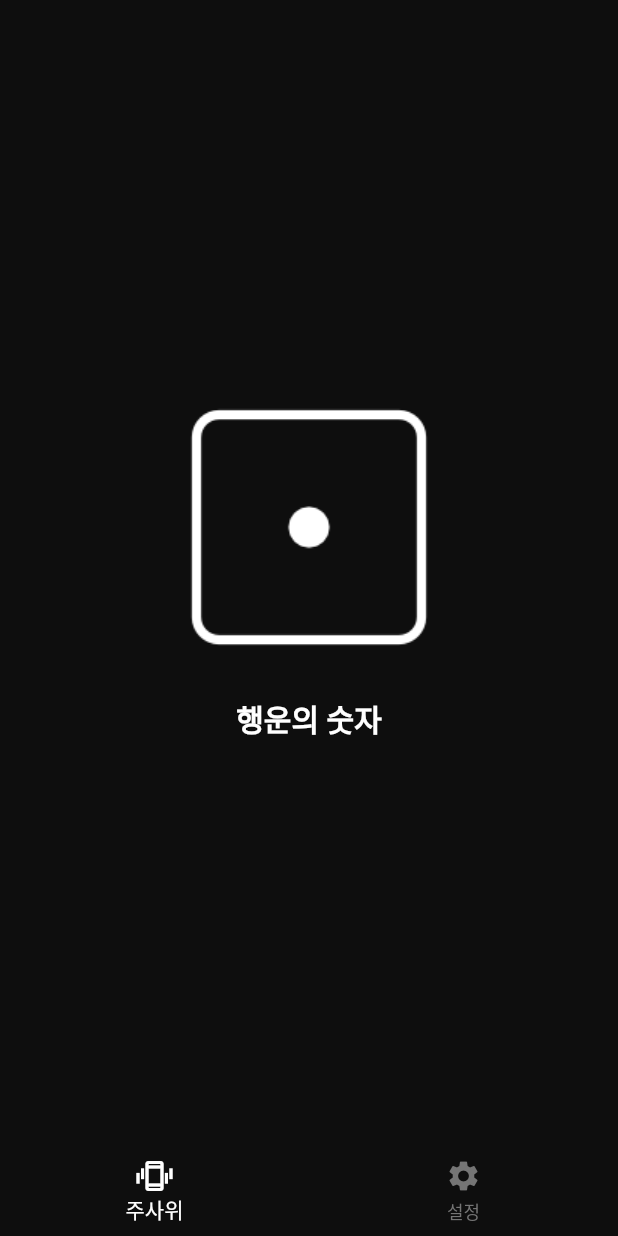
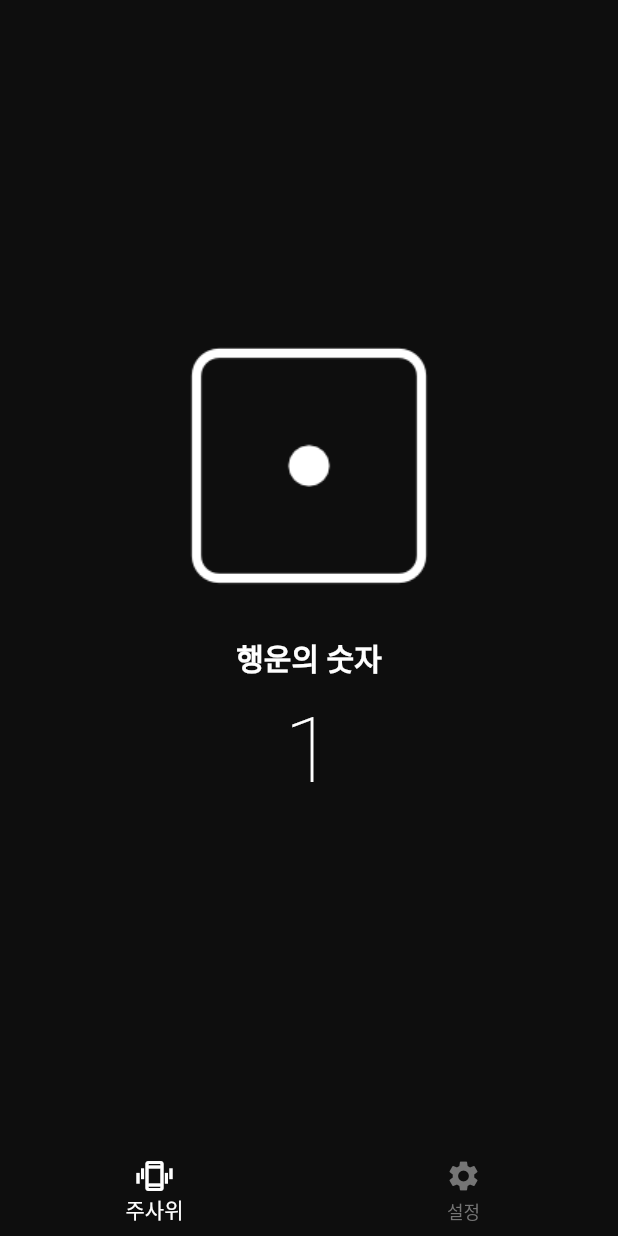
Before and after one commit to chihyeonwon/Random_Dice, a Flutter app: the screen it shows after launch, on a phone screen of 412 x 824 dp. Run offline on Flutter 3.47's test engine with Material 2 defaults, Android fonts, the phone set to English and light mode, and no system bars.

Commit message:
주사위 값에 해당되는 숫자 텍스트 추가

```diff
--- a/lib/screen/home_screen.dart
+++ b/lib/screen/home_screen.dart
@@ -27,8 +27,19 @@ class HomeScreen extends StatelessWidget {
             color:primaryColor,
             fontSize:20.0,
             fontWeight:FontWeight.w700,
-          )
-        )
+          ),
+        ),
+        SizedBox(
+          height: 12.0,
+        ),
+        Text(
+          number.toString(), // 주사위 값에 해당되는 숫자
+          style:TextStyle(
+            color:primaryColor,
+            fontSize:60.0,
+            fontWeight: FontWeight.w200,
+          ),
+        ),
       ],
     );
   }
```
